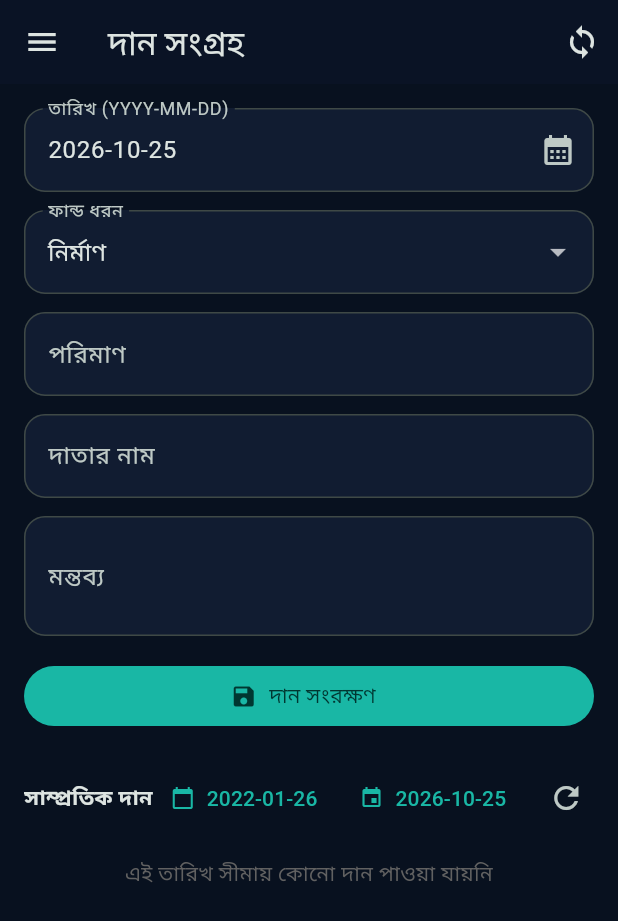
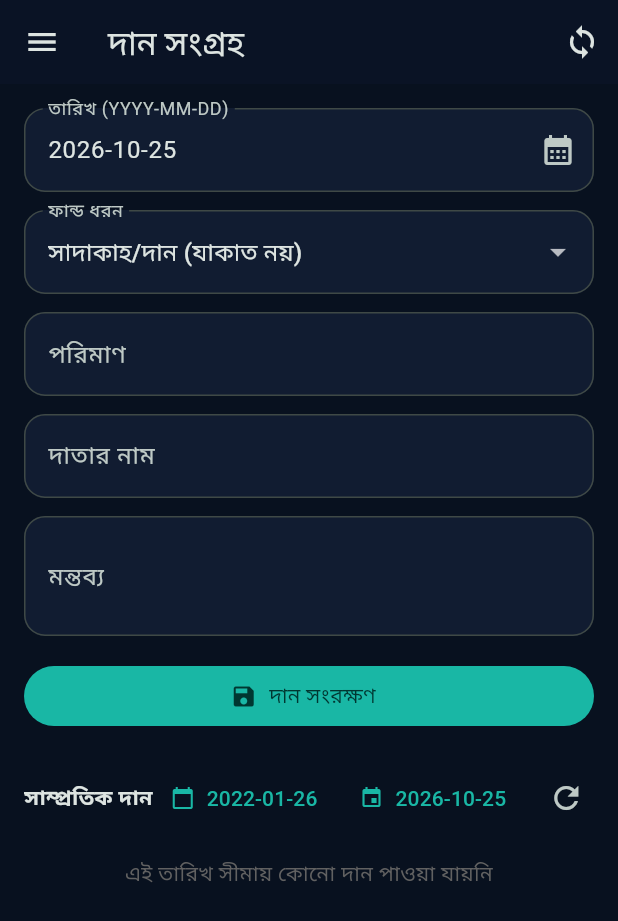
Before and after one commit to Zakerchy/madrasah-erp-pro, a Flutter app: the DonationScreen screen opened directly, on a phone screen of 412 x 824 dp. Shown: the top 921 px of the screen. Run offline on Flutter 3.47's test engine with Material 3 defaults, Android fonts, the phone set to English and light mode, and no system bars; our stand-ins replace connectivity_plus, share_plus, shared_preferences; missing offline and left inert: dart:html; accounts and stored records are empty; network calls fail.

Commit message:
feat(funds): নতুন fund key + ১০টি khat + shared FundTypeDropdown widget
- fund_types.dart: ১০টি fund (SADAQAH, ZAKAT, TALEBE_ELM, YATIM, BIA, EID, IFTAR, FITRA, LIBRARY, WATER)
  legacyKey map দিয়ে পুরনো sheet data backward-compatible
- FundTypeDropdown widget: সব screen-এ একক dropdown, ভাষা-সচেতন label
- DashboardSummary.fund(): SADAQAH→CONSTRUCTION ইত্যাদি fallback lookup
- সব screen (donation, expense, scholarship, bulk, fee, finance, dashboard) নতুন key ও widget-এ migrate
- GENERAL fund বাদ; dashboard card label আপডেট

Co-Authored-By: Claude Sonnet 4.6 <noreply@anthropic.com>

```diff
--- a/mobile-app/lib/features/donations/donation_screen.dart
+++ b/mobile-app/lib/features/donations/donation_screen.dart
@@ -6,6 +6,7 @@ import '../../shared/services/access_control_service.dart';
 import '../../shared/services/api_service.dart';
 import '../../shared/services/session_service.dart';
 import '../../shared/widgets/base_scaffold.dart';
+import '../../shared/widgets/fund_type_dropdown.dart';
 import '../../shared/widgets/themed_date_picker.dart';
 
 class DonationScreen extends StatefulWidget {
@@ -23,7 +24,7 @@ class _DonationScreenState extends State<DonationScreen> {
   final _source = TextEditingController();
   final _note = TextEditingController();
 
-  String _fundType = 'CONSTRUCTION';
+  String _fundType = 'SADAQAH';
   bool _saving = false;
   bool _loadingList = true;
   List<Map<String, dynamic>> _rows = [];
@@ -277,26 +278,9 @@ class _DonationScreenState extends State<DonationScreen> {
                     },
                   ),
                   const SizedBox(height: 12),
-                  DropdownButtonFormField<String>(
-                    initialValue: _fundType,
-                    items: [
-                      DropdownMenuItem(
-                          value: 'CONSTRUCTION',
-                          child: Text(AppLang.t('নির্মাণ', 'Construction'))),
-                      DropdownMenuItem(
-                          value: 'JAKAT',
-                          child: Text(AppLang.t('যাকাত', 'Jakat'))),
-                      DropdownMenuItem(
-                          value: 'SCHOLARSHIP',
-                          child: Text(AppLang.t('বৃত্তি', 'Scholarship'))),
-                      DropdownMenuItem(
-                          value: 'GENERAL',
-                          child: Text(AppLang.t('সাধারণ', 'General'))),
-                    ],
-                    onChanged: (v) =>
-                        setState(() => _fundType = v ?? 'CONSTRUCTION'),
-                    decoration: InputDecoration(
-                        labelText: AppLang.t('ফান্ড ধরন', 'Fund Type')),
+                  FundTypeDropdown(
+                    value: _fundType,
+                    onChanged: (v) => setState(() => _fundType = v),
                   ),
                   const SizedBox(height: 12),
                   TextFormField(
--- /dev/null
+++ b/mobile-app/lib/shared/constants/fund_types.dart
@@ -0,0 +1,138 @@
+/// Central fund-type registry.
+/// Internal keys (used in API / Sheets) are the NEW keys.
+/// [legacyKey] = what the sheet currently stores before migration.
+/// Display names are in Bangla + English.
+class FundType {
+  final String key;
+  final String? legacyKey;
+  final String labelBn;
+  final String labelEn;
+  final String descBn;
+  final bool donorVisible; // shown on donor portal
+  final bool seasonal;    // seasonal fund (e.g. Ramadan)
+
+  const FundType({
+    required this.key,
+    this.legacyKey,
+    required this.labelBn,
+    required this.labelEn,
+    this.descBn = '',
+    this.donorVisible = true,
+    this.seasonal = false,
+  });
+}
+
+class FundTypes {
+  FundTypes._();
+
+  static const sadaqah = FundType(
+    key: 'SADAQAH',
+    legacyKey: 'CONSTRUCTION',
+    labelBn: 'সাদাকাহ/দান (যাকাত নয়)',
+    labelEn: 'Sadaqah / General Donation',
+    descBn: 'মাদ্রাসার নির্মাণ ও সাধারণ কল্যাণ কাজে ব্যয়',
+  );
+
+  static const zakat = FundType(
+    key: 'ZAKAT',
+    legacyKey: 'JAKAT',
+    labelBn: 'যাকাত ফান্ড',
+    labelEn: 'Zakat Fund',
+    descBn: 'ফরজ যাকাতের অর্থ সঠিক খাতে বিতরণ',
+  );
+
+  static const talebeElm = FundType(
+    key: 'TALEBE_ELM',
+    legacyKey: 'SCHOLARSHIP',
+    labelBn: 'তালেবে ইলমদের খেদমত ফান্ড',
+    labelEn: "Talebe Elm Service Fund",
+    descBn: 'অসহায় ছাত্রদের পড়াশোনার খরচ ও বৃত্তি',
+  );
+
+  static const yatim = FundType(
+    key: 'YATIM',
+    labelBn: 'ইয়াতিম সহায়তা ফান্ড',
+    labelEn: 'Orphan Support Fund',
+    descBn: 'ইয়াতিম শিশুদের ভরণপোষণ ও শিক্ষায় সহায়তা',
+  );
+
+  static const bia = FundType(
+    key: 'BIA',
+    labelBn: 'বিয়া ফান্ড',
+    labelEn: 'Marriage Support Fund',
+    descBn: 'অসহায় পরিবারের বিয়ের আয়োজনে সহায়তা',
+  );
+
+  static const eid = FundType(
+    key: 'EID',
+    labelBn: 'ঈদ উপহার ফান্ড',
+    labelEn: 'Eid Gift Fund',
+    descBn: 'ঈদে অসহায় শিশু ও পরিবারকে উপহার প্রদান',
+    seasonal: true,
+  );
+
+  static const iftar = FundType(
+    key: 'IFTAR',
+    labelBn: 'ইফতার ও সেহরি ফান্ড',
+    labelEn: 'Iftar & Suhoor Fund',
+    descBn: 'রমজানে রোজাদারদের ইফতার ও সেহরির ব্যবস্থা',
+    seasonal: true,
+  );
+
+  static const fitra = FundType(
+    key: 'FITRA',
+    labelBn: 'ফিতরা ফান্ড',
+    labelEn: 'Fitrah Fund',
+    descBn: 'ঈদুল ফিতরে ফিতরা সংগ্রহ ও বিতরণ',
+    seasonal: true,
+  );
+
+  static const library = FundType(
+    key: 'LIBRARY',
+    labelBn: 'পাঠাগার/কিতাবখানা',
+    labelEn: 'Library Fund',
+    descBn: 'মাদ্রাসার পাঠাগার ও ইসলামি কিতাব সংগ্রহ',
+  );
+
+  static const water = FundType(
+    key: 'WATER',
+    labelBn: 'পানি ও পয়ঃনিষ্কাশন',
+    labelEn: 'Water & Sanitation',
+    descBn: 'টিউবওয়েল, ওয়াশরুম ও পানি সরবরাহ ব্যবস্থা\n(সুদমুক্ত নিয়তে দেওয়া যাবে)',
+  );
+
+  /// সকল fund-এর ordered list (admin-visible)
+  static const all = <FundType>[
+    sadaqah,
+    zakat,
+    talebeElm,
+    yatim,
+    bia,
+    eid,
+    iftar,
+    fitra,
+    library,
+    water,
+  ];
+
+  /// Donor portal-এ দেখানো fund list
+  static List<FundType> get donorVisible =>
+      all.where((f) => f.donorVisible).toList();
+
+  /// key বা legacyKey থেকে FundType খোঁজে
+  static FundType? byKey(String? key) {
+    if (key == null || key.isEmpty) return null;
+    final upper = key.toUpperCase();
+    for (final f in all) {
+      if (f.key == upper || f.legacyKey == upper) return f;
+    }
+    return null;
+  }
+
+  /// Display label (key বা legacyKey উভয়ের জন্য কাজ করে)
+  static String labelBn(String? key) => byKey(key)?.labelBn ?? key ?? '';
+  static String labelEn(String? key) => byKey(key)?.labelEn ?? key ?? '';
+
+  /// Normalise করা canonical key (legacyKey → নতুন key)
+  static String canonical(String key) => byKey(key)?.key ?? key.toUpperCase();
+}
--- /dev/null
+++ b/mobile-app/lib/shared/widgets/fund_type_dropdown.dart
@@ -0,0 +1,46 @@
+import 'package:flutter/material.dart';
+
+import '../../core/app_lang.dart';
+import '../constants/fund_types.dart';
+
+/// Fund-type dropdown — সব screen-এ একই widget ব্যবহার হবে।
+/// [adminMode]: true হলে সব fund দেখাবে; false হলে শুধু donorVisible।
+class FundTypeDropdown extends StatelessWidget {
+  final String value;
+  final ValueChanged<String> onChanged;
+  final bool adminMode;
+  final InputDecoration? decoration;
+
+  const FundTypeDropdown({
+    super.key,
+    required this.value,
+    required this.onChanged,
+    this.adminMode = true,
+    this.decoration,
+  });
+
+  @override
+  Widget build(BuildContext context) {
+    final funds = adminMode ? FundTypes.all : FundTypes.donorVisible;
+
+    // যদি current value fund list-এ না থাকে (legacy key) — canonical key-তে normalize
+    final canonical = FundTypes.canonical(value);
+    final validValue = funds.any((f) => f.key == canonical) ? canonical : funds.first.key;
+
+    return ValueListenableBuilder<bool>(
+      valueListenable: AppLang.isEnglish,
+      builder: (_, isEn, __) => DropdownButtonFormField<String>(
+        initialValue: validValue,
+        items: funds
+            .map((f) => DropdownMenuItem(
+                  value: f.key,
+                  child: Text(isEn ? f.labelEn : f.labelBn),
+                ))
+            .toList(),
+        onChanged: (v) => onChanged(v ?? funds.first.key),
+        decoration: decoration ??
+            InputDecoration(labelText: AppLang.t('ফান্ড ধরন', 'Fund Type')),
+      ),
+    );
+  }
+}
```
Also changed, not shown: mobile-app/lib/features/dashboard/dashboard_screen.dart (+23 -41 lines), mobile-app/lib/features/expenses/expense_screen.dart (+5 -19 lines), mobile-app/lib/features/fees/fee_dues_screen.dart (+5 -7 lines), mobile-app/lib/features/finance_control/finance_control_screen.dart (+6 -9 lines), mobile-app/lib/features/scholarship/bulk_scholarship_screen.dart (+8 -12 lines), mobile-app/lib/features/scholarship/scholarship_screen.dart (+5 -19 lines), mobile-app/lib/shared/models/dashboard_summary.dart (+14 -2 lines), 1 other file.
